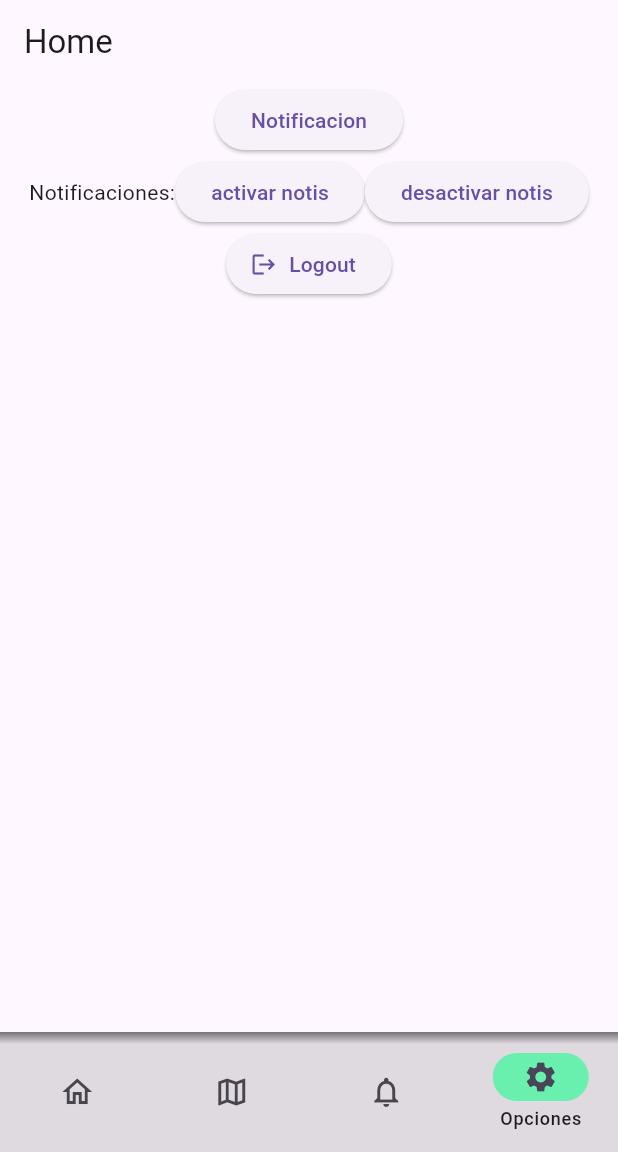
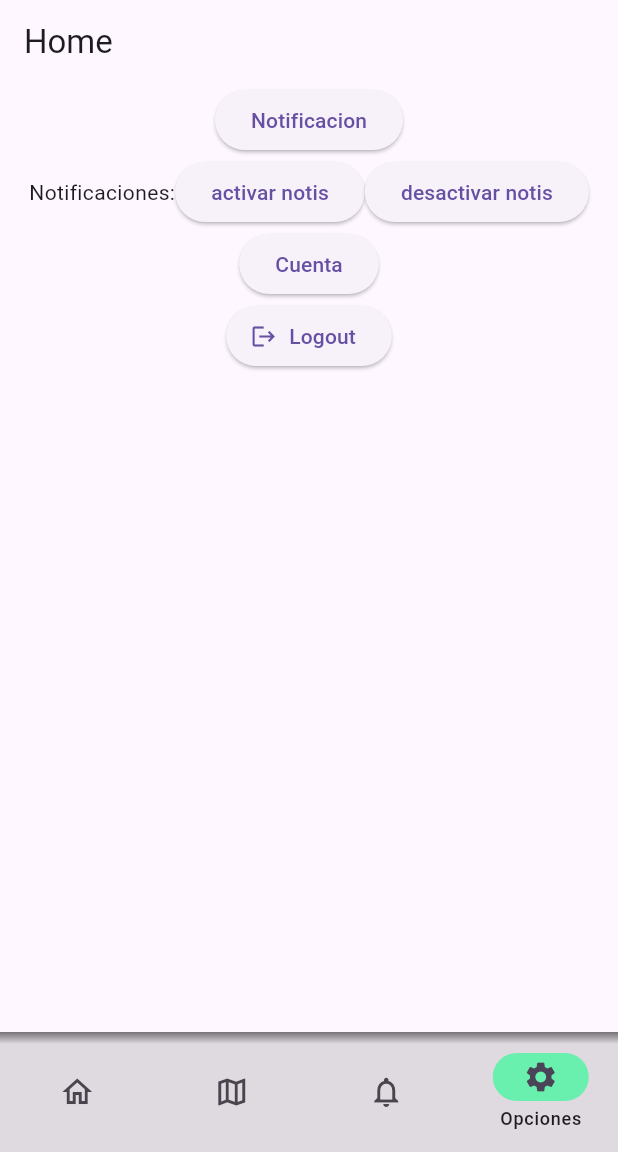
Before and after one commit to marcapaginas/petalert, a Flutter app: the screen it shows once a user with an empty profile is signed in, item 4 of the bottom bar chosen, after a tap on "Logout", on a phone screen of 412 x 824 dp, the part 84-1236 px from its top. Run offline on Flutter 3.47's test engine with Material 3 defaults, Android fonts, the phone set to English and light mode, and no system bars; our stand-ins replace awesome_notifications, flutter_bloc, flutter_dotenv, flutter_map, geolocator, get and 4 more; missing offline and left inert: flutter_map_animations, flutter_map_geojson, mongo_dart; accounts and stored records are empty.

Commit message:
iconos circulares en first page

```diff
--- a/lib/database/mongo_database.dart
+++ b/lib/database/mongo_database.dart
@@ -159,7 +159,6 @@ class MongoDatabase {
       var collection = db.collection('users');
       var query = where.eq('userId', userId);
       var result = await collection.findOne(query);
-      log(UserData.fromMap(result!).toString());
       return UserData.fromMap(result!);
     } catch (e) {
       log('Error getting user data: $e');
--- a/lib/models/pet_model.dart
+++ b/lib/models/pet_model.dart
@@ -23,7 +23,7 @@ class Pet {
       'name': name,
       'breed': breed,
       'behavior': behavior.index,
-      'isBeingWalked': isBeingWalked ? 'true' : 'false',
+      'isBeingWalked': isBeingWalked ? true : false,
       'avatarURL': avatarURL,
     };
   }
--- a/lib/pages/first_page.dart
+++ b/lib/pages/first_page.dart
@@ -1,12 +1,16 @@
 import 'package:flutter/material.dart';
 import 'package:flutter_bloc/flutter_bloc.dart';
+import 'package:lottie/lottie.dart';
 import 'package:pet_clean/blocs/user_data_cubit.dart';
 import 'package:pet_clean/widgets/lista_mascotas.dart';
+import 'package:pet_clean/widgets/lista_mascotas_circulos.dart';
 
 import 'package:supabase_flutter/supabase_flutter.dart';
 
 class FirstPage extends StatelessWidget {
-  FirstPage({super.key});
+  final PageController pageController;
+
+  FirstPage({super.key, required this.pageController});
 
   final SupabaseClient supabase = Supabase.instance.client;
 
@@ -20,15 +24,44 @@ class FirstPage extends StatelessWidget {
         child: Column(
           mainAxisAlignment: MainAxisAlignment.center,
           children: [
-            Text('User ID: ${supabase.auth.currentUser!.id}'),
-            Text('Email: ${supabase.auth.currentUser!.email}'),
-            TextButton(
-                onPressed: () {
-                  Navigator.pushNamed(context, '/account');
-                },
-                child: const Text('Ver perfil',
-                    style: TextStyle(color: Colors.white))),
-            ListaMascotas(userDataCubit: userDataCubit)
+            Lottie.asset('assets/perrito_marron_andando.json',
+                width: 200, height: 200),
+            Padding(
+              padding: const EdgeInsets.only(bottom: 20.0),
+              child: Center(
+                child: Text(
+                  '¡Bienvenido ${userDataCubit.state.nombre}! \n ¿Con quien vas a pasear hoy?',
+                  textAlign: TextAlign.center,
+                  style: const TextStyle(
+                    color: Colors.white,
+                    fontSize: 26,
+                    fontWeight: FontWeight.bold,
+                  ),
+                ),
+              ),
+            ),
+            const Padding(
+              padding: EdgeInsets.only(bottom: 5),
+              child: Text(
+                'TUS MASCOTAS',
+                style: TextStyle(
+                  color: Colors.white,
+                  fontSize: 16,
+                  fontWeight: FontWeight.w300,
+                  letterSpacing: 5,
+                ),
+              ),
+            ),
+            userDataCubit.state.pets.isEmpty
+                ? const Expanded(
+                    child: Center(child: CircularProgressIndicator()))
+                : ListaMascotasCirculos(userDataCubit: userDataCubit),
+            ElevatedButton(
+              onPressed: () {
+                pageController.jumpToPage(1);
+              },
+              child: const Text('Ir a pasear'),
+            )
           ],
         ),
       ),
--- a/lib/pages/home_page.dart
+++ b/lib/pages/home_page.dart
@@ -115,7 +115,7 @@ class _HomePageState extends State<HomePage> {
         children: <Widget>[
           Container(
             color: Colors.green,
-            child: FirstPage(),
+            child: FirstPage(pageController: _pageController),
           ),
           Container(
             color: Colors.green,
--- a/lib/pages/settings_page.dart
+++ b/lib/pages/settings_page.dart
@@ -35,6 +35,12 @@ class Settings extends StatelessWidget {
                   child: const Text('desactivar notis')),
             ],
           )),
+          ElevatedButton(
+              onPressed: () {
+                // go to account_page
+                Navigator.pushNamed(context, '/account');
+              },
+              child: const Text('Cuenta')),
           ElevatedButton.icon(
             onPressed: () => _signOut(),
             icon: const Icon(Icons.logout),
```
Also changed, not shown: lib/widgets/lista_mascotas.dart (+9 -6 lines), lib/widgets/lista_mascotas_circulos.dart (added, +107 -0 lines).
